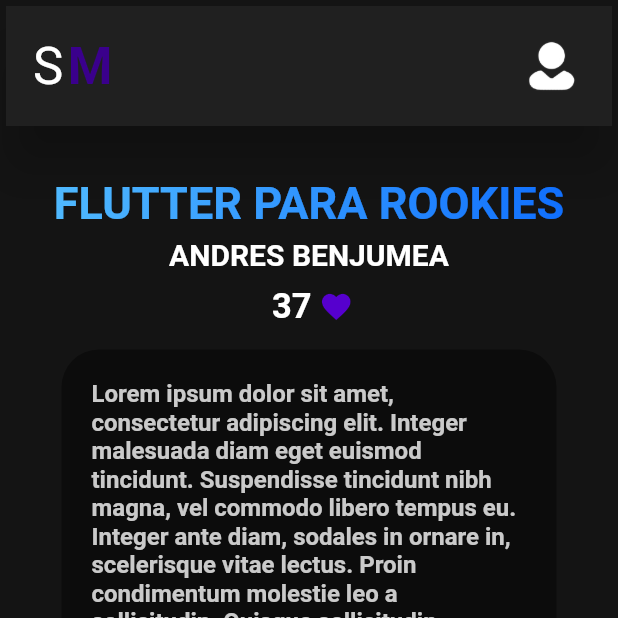
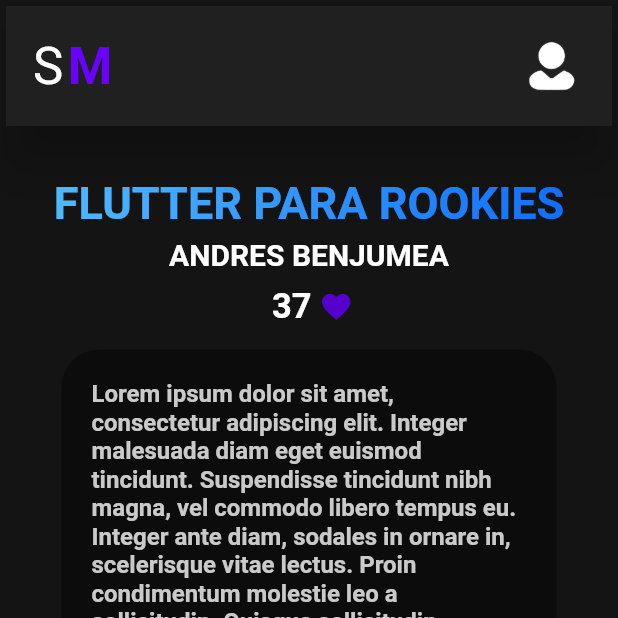
Before and after one commit to JuanA1525/Story_Maker, a Flutter app: the flutterpararookies screen opened directly, on a phone screen of 412 x 824 dp, the top half of it. Run offline on Flutter 3.47's test engine with Material 2 defaults, Android fonts, the phone set to English and light mode, and no system bars.

Commit message:
fix: the color of the navigation bar logo was highlighted

```diff
--- a/lib/flutterpararookies.dart
+++ b/lib/flutterpararookies.dart
@@ -53,7 +53,7 @@ class flutterpararookies extends StatelessWidget {
                               "M",
                               style: TextStyle(
                                   fontSize: 34,
-                                  color: Color(0xFF3A008C),
+                                  color: Color(0xFF6A00FF),
                                   fontWeight: FontWeight.bold),
                             ),
                           ],
--- a/lib/losdosmuchachos.dart
+++ b/lib/losdosmuchachos.dart
@@ -53,7 +53,7 @@ class losdosmuchachos extends StatelessWidget {
                               "M",
                               style: TextStyle(
                                   fontSize: 34,
-                                  color: Color(0xFF3A008C),
+                                  color: Color.fromRGBO(106, 0, 255, 1),
                                   fontWeight: FontWeight.bold),
                             ),
                           ],
--- a/lib/undiaenelmundodelfront.dart
+++ b/lib/undiaenelmundodelfront.dart
@@ -53,7 +53,7 @@ class undiaenelmundodelfront extends StatelessWidget {
                               "M",
                               style: TextStyle(
                                   fontSize: 34,
-                                  color: Color(0xFF3A008C),
+                                  color: Color(0xFF6A00FF),
                                   fontWeight: FontWeight.bold),
                             ),
                           ],
```
